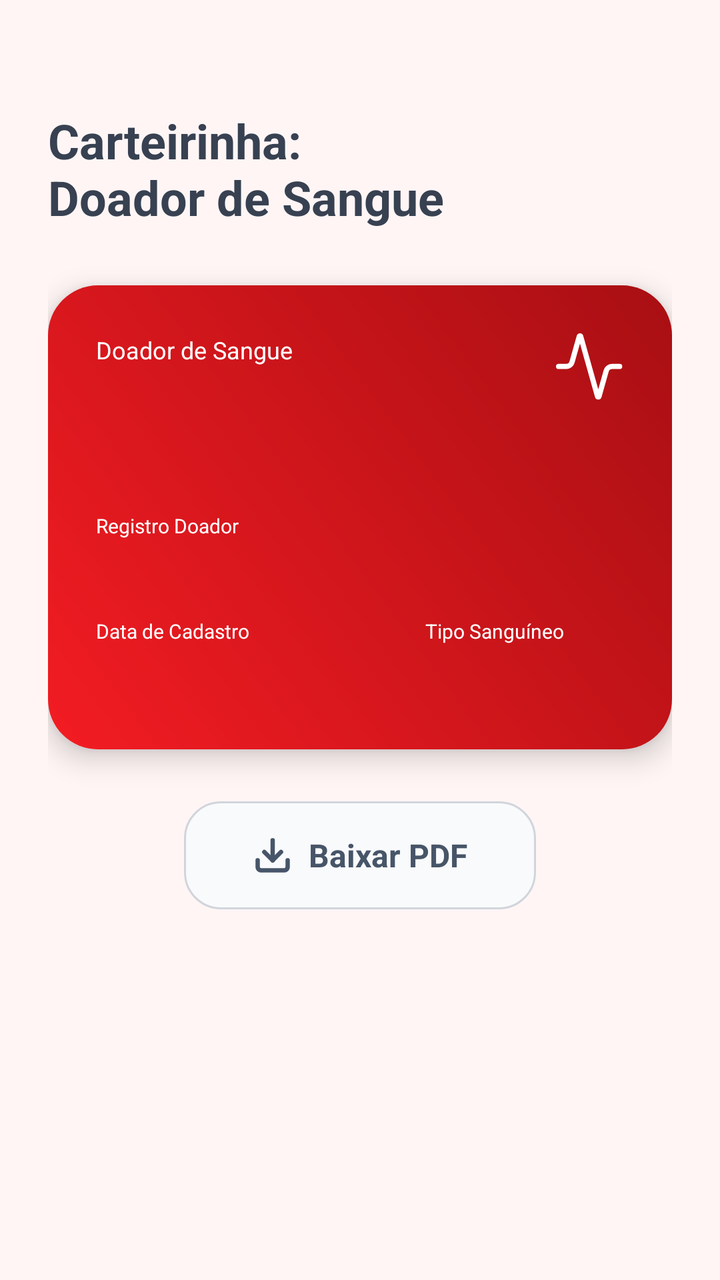
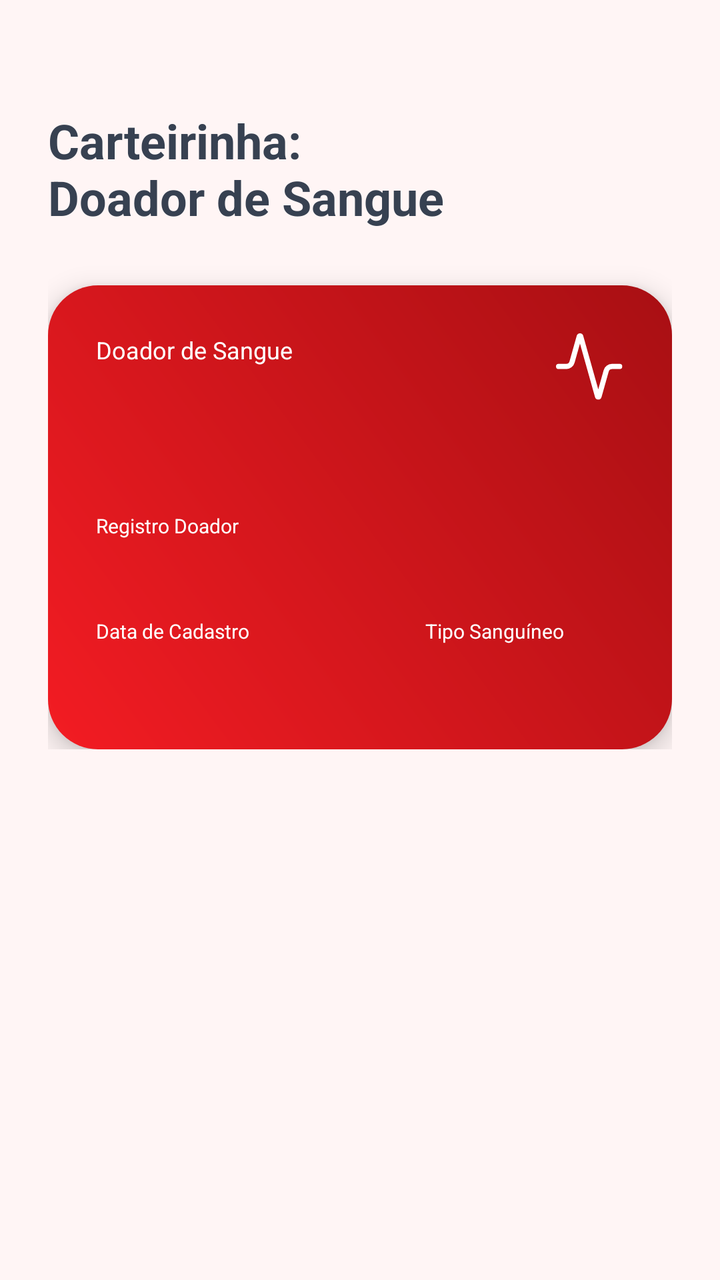

An Android layout rendered at two revisions. The XML below is the earlier revision; the diff shows what the commit changed to produce the second picture.
<!-- AndroidManifest.xml: application theme Theme.Hemo_Conecta -->
<!-- res/layout/fragment_carteirinha_sangue.xml -->
<?xml version="1.0" encoding="utf-8"?>
<androidx.constraintlayout.widget.ConstraintLayout
    xmlns:android="http://schemas.android.com/apk/res/android"
    xmlns:app="http://schemas.android.com/apk/res-auto"
    android:layout_width="match_parent"
    android:layout_height="match_parent"
    android:background="@color/background">

    <ScrollView
        android:layout_width="0dp"
        android:layout_height="match_parent"
        app:layout_constraintTop_toTopOf="parent"
        app:layout_constraintBottom_toTopOf="parent"
        app:layout_constraintStart_toStartOf="parent"
        app:layout_constraintEnd_toEndOf="parent"
        android:padding="24dp">

        <LinearLayout
            android:layout_width="match_parent"
            android:layout_height="wrap_content"
            android:orientation="vertical">

            
            <LinearLayout
                android:layout_width="match_parent"
                android:layout_height="wrap_content"
                android:gravity="center_vertical"
                android:orientation="horizontal"
                android:layout_marginTop="30dp"
                android:layout_marginBottom="28dp">

                <TextView
                    android:layout_width="wrap_content"
                    android:layout_height="wrap_content"
                    android:text="@string/title_carteirinha"
                    android:textColor="@color/text_title"
                    android:textSize="24sp"
                    android:textStyle="bold" />

            </LinearLayout>

            
            <LinearLayout
                android:id="@+id/cardCarteirinha"
                android:layout_width="match_parent"
                android:layout_height="232dp"
                android:background="@drawable/bg_card_red_gradient"
                android:elevation="8dp"
                android:orientation="vertical"
                android:padding="24dp"
                >

                
                <LinearLayout
                    android:layout_width="match_parent"
                    android:layout_height="wrap_content"
                    android:orientation="horizontal"
                    android:layout_marginBottom="40dp">

                    <LinearLayout
                        android:layout_width="0dp"
                        android:layout_height="wrap_content"
                        android:layout_weight="1"
                        android:orientation="vertical">

                        <TextView
                            android:layout_width="wrap_content"
                            android:layout_height="wrap_content"
                            android:text="@string/doador_sangue"
                            android:textColor="@color/white"
                            android:textSize="12sp" />

                        <TextView
                            android:id="@+id/nomeUsuario"
                            android:layout_width="wrap_content"
                            android:layout_height="wrap_content"
                            android:layout_marginTop="6dp"
                            android:text=""
                            android:textColor="@color/white"
                            android:textSize="20sp"
                            android:textStyle="bold" />

                    </LinearLayout>

                    <ImageView
                        android:layout_width="34dp"
                        android:layout_height="34dp"
                        android:src="@drawable/ic_heartbeat"
                        app:tint="@color/white" />

                </LinearLayout>

                
                <TextView
                    android:layout_width="wrap_content"
                    android:layout_height="wrap_content"
                    android:text="@string/registro_doador"
                    android:textColor="@color/white"
                    android:textSize="10sp" />

                <TextView
                    android:id="@+id/tvCadastroHemoes"
                    android:layout_width="wrap_content"
                    android:layout_height="wrap_content"
                    android:layout_marginTop="4dp"
                    android:text=""
                    android:textColor="@color/white"
                    android:textSize="14sp"
                    android:textStyle="bold" />

                
                <LinearLayout
                    android:layout_width="match_parent"
                    android:layout_height="wrap_content"
                    android:layout_marginTop="16dp"
                    android:orientation="horizontal">

                    
                    <LinearLayout
                        android:layout_width="0dp"
                        android:layout_height="wrap_content"
                        android:layout_weight="1"
                        android:orientation="vertical">

                        <TextView
                            android:layout_width="wrap_content"
                            android:layout_height="wrap_content"
                            android:text="@string/data_cadastro"
                            android:textColor="@color/white"
                            android:textSize="10sp" />

                        <TextView
                            android:id="@+id/tvDataHemoes"
                            android:layout_width="wrap_content"
                            android:layout_height="wrap_content"
                            android:layout_marginTop="4dp"
                            android:text=""
                            android:textColor="@color/white"
                            android:textSize="16sp"
                            android:textStyle="bold" />

                    </LinearLayout>

                    
                    <LinearLayout
                        android:layout_width="wrap_content"
                        android:layout_height="wrap_content"
                        android:layout_marginEnd="30dp"
                        android:orientation="vertical">

                        <TextView
                            android:layout_width="wrap_content"
                            android:layout_height="wrap_content"
                            android:text="@string/tipo_sanguineo"
                            android:textColor="@color/white"
                            android:textSize="10sp" />

                        <TextView
                            android:id="@+id/tvTipoSanguineo"
                            android:layout_width="wrap_content"
                            android:layout_height="wrap_content"
                            android:layout_marginTop="4dp"
                            android:text=""
                            android:textColor="@color/white"
                            android:textSize="16sp"
                            android:textStyle="bold" />

                    </LinearLayout>


                </LinearLayout>

            </LinearLayout>

            
            <LinearLayout
                android:id="@+id/btnBaixarPdf"
                android:layout_width="176dp"
                android:layout_height="54dp"
                android:layout_gravity="center"
                android:layout_marginTop="26dp"
                android:background="@drawable/bg_button_pdf"
                android:gravity="center"
                android:orientation="horizontal">

                <ImageView
                    android:layout_width="20dp"
                    android:layout_height="20dp"
                    android:layout_marginEnd="8dp"
                    android:src="@drawable/ic_download"
                    app:tint="@color/text_button" />

                <TextView
                    android:layout_width="wrap_content"
                    android:layout_height="wrap_content"
                    android:text="@string/baixar_pdf"
                    android:textColor="@color/text_button"
                    android:textSize="16sp"
                    android:textStyle="bold" />
            </LinearLayout>
        </LinearLayout>
    </ScrollView>

</androidx.constraintlayout.widget.ConstraintLayout>
<!-- resources referenced by this layout -->
<resources>
  <color name="background">#FFF5F5</color>
  <color name="text_button">#475569</color>
  <color name="text_title">#374151</color>
  <color name="white">#FFFFFF</color>
  <!-- drawable bg_button_pdf (drawable) -->
  <?xml version="1.0" encoding="utf-8"?>
  <shape xmlns:android="http://schemas.android.com/apk/res/android">
  
      <solid android:color="@color/button_background"/>
  
      <corners android:radius="18dp"/>
  
      <stroke
          android:width="1dp"
          android:color="@color/button_border"/>
  
  </shape>
  <!-- drawable bg_card_red_gradient (drawable) -->
  <?xml version="1.0" encoding="utf-8"?>
  <shape xmlns:android="http://schemas.android.com/apk/res/android"
      android:shape="rectangle">
      <gradient
          android:type="linear"
          android:angle="225"
          android:startColor="@color/card_red_start"
          android:endColor="@color/card_red_end" />
      <corners android:radius="25dp" />
  </shape>
  <!-- drawable ic_download (drawable) -->
  <vector xmlns:android="http://schemas.android.com/apk/res/android"
      android:width="18dp"
      android:height="18dp"
      android:viewportWidth="18"
      android:viewportHeight="18">
    <path
        android:pathData="M9,11.25V2.25"
        android:strokeLineJoin="round"
        android:strokeWidth="2"
        android:fillColor="#00000000"
        android:strokeColor="#334155"
        android:strokeLineCap="round"/>
    <path
        android:pathData="M15.75,11.25V14.25C15.75,15.078 15.078,15.75 14.25,15.75H3.75C2.922,15.75 2.25,15.078 2.25,14.25V11.25"
        android:strokeLineJoin="round"
        android:strokeWidth="2"
        android:fillColor="#00000000"
        android:strokeColor="#334155"
        android:strokeLineCap="round"/>
    <path
        android:pathData="M5.25,7.5L9,11.25L12.75,7.5"
        android:strokeLineJoin="round"
        android:strokeWidth="2"
        android:fillColor="#00000000"
        android:strokeColor="#334155"
        android:strokeLineCap="round"/>
  </vector>
  <!-- drawable ic_heartbeat (drawable) -->
  <vector xmlns:android="http://schemas.android.com/apk/res/android"
      android:width="26dp"
      android:height="26dp"
      android:viewportWidth="26"
      android:viewportHeight="26">
    <path
        android:pathData="M24.33,12.665H21.437C20.389,12.663 19.469,13.359 19.186,14.368L16.444,24.12C16.408,24.244 16.294,24.33 16.164,24.33C16.035,24.33 15.921,24.244 15.884,24.12L9.445,1.21C9.409,1.086 9.295,1 9.165,1C9.036,1 8.922,1.086 8.886,1.21L6.144,10.962C5.863,11.967 4.948,12.662 3.905,12.665H1"
        android:strokeLineJoin="round"
        android:strokeWidth="2"
        android:fillColor="#00000000"
        android:strokeColor="#ffffff"
        android:strokeLineCap="round"/>
  </vector>
  <string name="baixar_pdf">Baixar PDF</string>
  <string name="data_cadastro">Data de Cadastro</string>
  <string name="doador_sangue">Doador de Sangue</string>
  <string name="registro_doador">Registro Doador</string>
  <string name="tipo_sanguineo">Tipo Sanguíneo</string>
  <string name="title_carteirinha">Carteirinha:\nDoador de Sangue</string>
  <style name="Theme.Hemo_Conecta" parent="Base.Theme.Hemo_Conecta" />
  <color name="button_background">#F8FAFC</color>
  <color name="button_border">#D1D5DB</color>
  <color name="card_red_start">#A80F13</color>
  <color name="card_red_end">#F31C23</color>
  <style name="Base.Theme.Hemo_Conecta" parent="Theme.Material3.DayNight.NoActionBar">
          
          
      </style>
</resources>

<!-- the commit's change to res/layout/fragment_carteirinha_sangue.xml (unified diff, before → after) -->
@@ -171,33 +171,6 @@
                 </LinearLayout>
 
             </LinearLayout>
-
-            
-            <LinearLayout
-                android:id="@+id/btnBaixarPdf"
-                android:layout_width="176dp"
-                android:layout_height="54dp"
-                android:layout_gravity="center"
-                android:layout_marginTop="26dp"
-                android:background="@drawable/bg_button_pdf"
-                android:gravity="center"
-                android:orientation="horizontal">
-
-                <ImageView
-                    android:layout_width="20dp"
-                    android:layout_height="20dp"
-                    android:layout_marginEnd="8dp"
-                    android:src="@drawable/ic_download"
-                    app:tint="@color/text_button" />
-
-                <TextView
-                    android:layout_width="wrap_content"
-                    android:layout_height="wrap_content"
-                    android:text="@string/baixar_pdf"
-                    android:textColor="@color/text_button"
-                    android:textSize="16sp"
-                    android:textStyle="bold" />
-            </LinearLayout>
         </LinearLayout>
     </ScrollView>
 
<!-- resource entries referenced after the edit -->
@@ -1,22 +1,8 @@
 <!-- resources referenced by this layout -->
 <resources>
   <color name="background">#FFF5F5</color>
-  <color name="text_button">#475569</color>
   <color name="text_title">#374151</color>
   <color name="white">#FFFFFF</color>
-  <!-- drawable bg_button_pdf (drawable) -->
-  <?xml version="1.0" encoding="utf-8"?>
-  <shape xmlns:android="http://schemas.android.com/apk/res/android">
-  
-      <solid android:color="@color/button_background"/>
-  
-      <corners android:radius="18dp"/>
-  
-      <stroke
-          android:width="1dp"
-          android:color="@color/button_border"/>
-  
-  </shape>
   <!-- drawable bg_card_red_gradient (drawable) -->
   <?xml version="1.0" encoding="utf-8"?>
   <shape xmlns:android="http://schemas.android.com/apk/res/android"
@@ -28,34 +14,6 @@
           android:endColor="@color/card_red_end" />
       <corners android:radius="25dp" />
   </shape>
-  <!-- drawable ic_download (drawable) -->
-  <vector xmlns:android="http://schemas.android.com/apk/res/android"
-      android:width="18dp"
-      android:height="18dp"
-      android:viewportWidth="18"
-      android:viewportHeight="18">
-    <path
-        android:pathData="M9,11.25V2.25"
-        android:strokeLineJoin="round"
-        android:strokeWidth="2"
-        android:fillColor="#00000000"
-        android:strokeColor="#334155"
-        android:strokeLineCap="round"/>
-    <path
-        android:pathData="M15.75,11.25V14.25C15.75,15.078 15.078,15.75 14.25,15.75H3.75C2.922,15.75 2.25,15.078 2.25,14.25V11.25"
-        android:strokeLineJoin="round"
-        android:strokeWidth="2"
-        android:fillColor="#00000000"
-        android:strokeColor="#334155"
-        android:strokeLineCap="round"/>
-    <path
-        android:pathData="M5.25,7.5L9,11.25L12.75,7.5"
-        android:strokeLineJoin="round"
-        android:strokeWidth="2"
-        android:fillColor="#00000000"
-        android:strokeColor="#334155"
-        android:strokeLineCap="round"/>
-  </vector>
   <!-- drawable ic_heartbeat (drawable) -->
   <vector xmlns:android="http://schemas.android.com/apk/res/android"
       android:width="26dp"
@@ -70,15 +28,12 @@
         android:strokeColor="#ffffff"
         android:strokeLineCap="round"/>
   </vector>
-  <string name="baixar_pdf">Baixar PDF</string>
   <string name="data_cadastro">Data de Cadastro</string>
   <string name="doador_sangue">Doador de Sangue</string>
   <string name="registro_doador">Registro Doador</string>
   <string name="tipo_sanguineo">Tipo Sanguíneo</string>
   <string name="title_carteirinha">Carteirinha:\nDoador de Sangue</string>
   <style name="Theme.Hemo_Conecta" parent="Base.Theme.Hemo_Conecta" />
-  <color name="button_background">#F8FAFC</color>
-  <color name="button_border">#D1D5DB</color>
   <color name="card_red_start">#A80F13</color>
   <color name="card_red_end">#F31C23</color>
   <style name="Base.Theme.Hemo_Conecta" parent="Theme.Material3.DayNight.NoActionBar">
